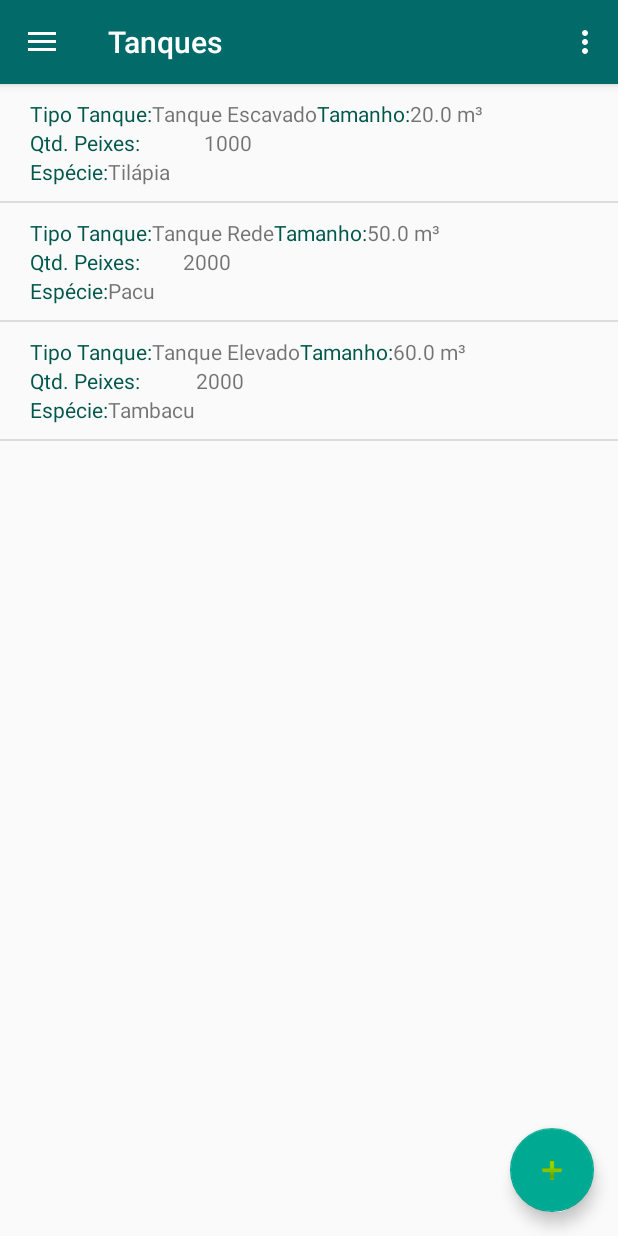
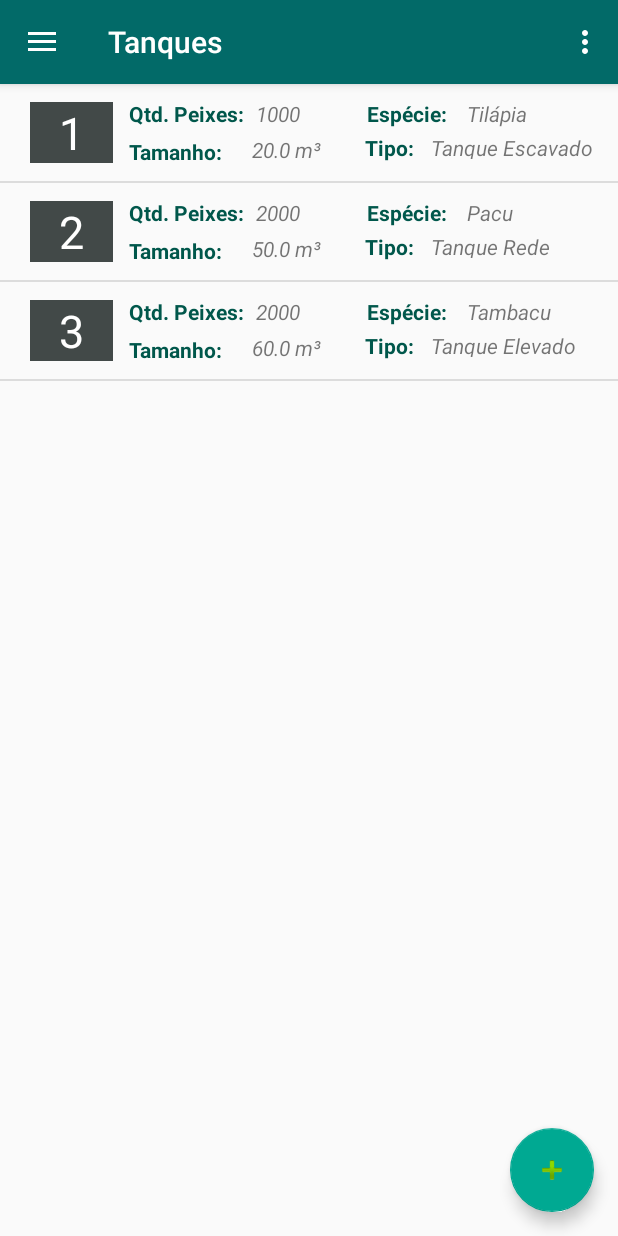
Before and after one commit to Adailsonacj/gestfish_hfc2018, an Android app: the Tanques screen opened directly, with no data from a screen before it, on a phone screen of 412 x 824 dp. Run offline under Robolectric (Android 15) with nearby library versions, the phone set to English and light mode, and no system bars.

```diff
--- a/app/src/main/java/com/sharknado/gestfish_hfc2018/AddTanque.java
+++ b/app/src/main/java/com/sharknado/gestfish_hfc2018/AddTanque.java
@@ -59,10 +59,10 @@ public class AddTanque extends AppCompatActivity implements AdapterView.OnItemSe
 
     public void addTanque(View view) {
         if (!tamanho.getText().toString().equals("")&&!quantidade.getText().toString().equals("")) {
-            TanqueModel tm = new TanqueModel((String) spTipo.getSelectedItem(), (Especie) spEspecie.getSelectedItem(), Float.valueOf(tamanho.getText().toString()).floatValue(), Integer.valueOf(quantidade.getText().toString()));
             td.insertTanque(tm);
             finish();
         }
+        TanqueModel tm = new TanqueModel(td.getBase().size()+1, (String)spTipo.getSelectedItem(), (Especie) spEspecie.getSelectedItem(), Float.valueOf(tamanho.getText().toString()).floatValue(), Integer.valueOf(quantidade.getText().toString()));
     }
 
     @Override
--- a/app/src/main/java/com/sharknado/gestfish_hfc2018/TanquesAdapter.java
+++ b/app/src/main/java/com/sharknado/gestfish_hfc2018/TanquesAdapter.java
@@ -55,6 +55,9 @@ public class TanquesAdapter extends BaseAdapter {
         TextView viewEspecie = layout.findViewById(R.id.viewEspecie);
         viewEspecie.setText(tanque.getEspecie().getNome());
 
+        TextView idView = layout.findViewById(R.id.id);
+        idView.setText(tanque.getId().toString());
+
         TextView viewTamanho = layout.findViewById(R.id.viewTamanho);
         viewTamanho.setText(String.valueOf(tanque.getTamanho())+" m³");
         TextView viewQtdPeixes = layout.findViewById(R.id.viewQtdPeixes);
--- a/app/src/main/java/com/sharknado/gestfish_hfc2018/dao/TanqueDao.java
+++ b/app/src/main/java/com/sharknado/gestfish_hfc2018/dao/TanqueDao.java
@@ -14,9 +14,9 @@ public class TanqueDao extends DaoGenerica<TanqueModel> {
     public TanqueDao() {
         super();
         if (models.isEmpty()){
-        models.add(new TanqueModel("Tanque Escavado", especieDao.findByNome("Tilápia"),  20, 1000));
-        models.add(new TanqueModel("Tanque Rede", especieDao.findByNome("Pacu"),  50, 2000));
-        models.add(new TanqueModel("Tanque Elevado", especieDao.findByNome("Tambacu"), 60, 2000));}
+        models.add(new TanqueModel(models.size()+1,"Tanque Escavado", especieDao.findByNome("Tilápia"),  20, 1000));
+        models.add(new TanqueModel(models.size()+1,"Tanque Rede", especieDao.findByNome("Pacu"),  50, 2000));
+        models.add(new TanqueModel(models.size()+1,"Tanque Elevado", especieDao.findByNome("Tambacu"), 60, 2000));}
     }
 
     public void insertTanque(TanqueModel tanqueModel){
--- a/app/src/main/java/com/sharknado/gestfish_hfc2018/model/TanqueModel.java
+++ b/app/src/main/java/com/sharknado/gestfish_hfc2018/model/TanqueModel.java
@@ -1,13 +1,15 @@
 package com.sharknado.gestfish_hfc2018.model;
 
 public class TanqueModel {
+    private Integer id;
     private String tipo;
     private Especie especie;
     private float tamanho;
     private int qtdPeixes;
 
-    public TanqueModel(String tipo, Especie especie, float tamanho, int qtdPeixes) {
+    public TanqueModel(Integer id, String tipo, Especie especie, float tamanho, int qtdPeixes) {
         this.tipo = tipo;
+        this.id = id;
         this.especie = especie;
         this.tamanho = tamanho;
         this.qtdPeixes = qtdPeixes;
@@ -16,6 +18,14 @@ public class TanqueModel {
     public int getQtdPeixes() {
 
         return qtdPeixes;
+    }
+
+    public Integer getId() {
+        return id;
+    }
+
+    public void setId(Integer id) {
+        this.id = id;
     }
 
     public void setQtdPeixes(int qtdPeixes) {
--- a/app/src/main/res/layout/celula_tanque.xml
+++ b/app/src/main/res/layout/celula_tanque.xml
@@ -1,125 +1,114 @@
 <?xml version="1.0" encoding="utf-8"?>
-<LinearLayout xmlns:android="http://schemas.android.com/apk/res/android"
-    xmlns:app="http://schemas.android.com/apk/res-auto"
+<RelativeLayout xmlns:android="http://schemas.android.com/apk/res/android"
     xmlns:tools="http://schemas.android.com/tools"
     android:layout_width="match_parent"
     android:layout_height="wrap_content"
     android:padding="10dp"
     tools:context=".Tanques">
 
-    <LinearLayout
-        android:id="@+id/coresSit"
-        android:layout_width="10dp"
-        android:layout_height="match_parent"
-        android:orientation="vertical">
+    <TextView
+        android:id="@+id/viewQtdPeixes"
+        android:layout_width="wrap_content"
+        android:layout_height="wrap_content"
+        android:layout_marginStart="8dp"
+        android:layout_toEndOf="@+id/textView9"
+        android:layout_weight="1"
+        android:textStyle="italic" />
 
-    </LinearLayout>
+    <TextView
+        android:id="@+id/textView6"
+        android:layout_width="wrap_content"
+        android:layout_height="wrap_content"
+        android:layout_alignStart="@+id/textView4"
+        android:layout_alignTop="@+id/textView9"
+        android:layout_marginStart="1dp"
+        android:layout_marginTop="0dp"
+        android:text="Espécie:"
+        android:textAlignment="textEnd"
+        android:textColor="@color/colorPrimaryDark"
+        android:textStyle="bold" />
 
-    <TableLayout
-        android:layout_width="355dp"
-        android:layout_height="wrap_content">
+    <TextView
+        android:id="@+id/textView9"
+        android:layout_width="wrap_content"
+        android:layout_height="wrap_content"
+        android:layout_alignParentStart="true"
+        android:layout_marginStart="76dp"
+        android:text="Qtd. Peixes:"
+        android:textColor="@color/colorPrimaryDark"
+        android:textStyle="bold" />
 
-        <TableRow
-            android:layout_width="match_parent"
-            android:layout_height="match_parent"
-            android:orientation="vertical">
+    <TextView
+        android:id="@+id/textView8"
+        android:layout_width="wrap_content"
+        android:layout_height="wrap_content"
+        android:layout_below="@+id/textView9"
+        android:layout_alignStart="@+id/textView9"
+        android:layout_marginTop="6dp"
+        android:text="Tamanho:"
+        android:textColor="@color/colorPrimaryDark"
+        android:textStyle="bold" />
 
-            <LinearLayout
-                android:layout_width="match_parent"
-                android:layout_height="match_parent"
-                android:orientation="horizontal">
+    <TextView
+        android:id="@+id/viewEspecie"
+        android:layout_width="wrap_content"
+        android:layout_height="wrap_content"
+        android:layout_alignBottom="@+id/textView6"
+        android:layout_marginStart="13dp"
+        android:layout_marginBottom="0dp"
+        android:layout_toEndOf="@+id/textView6"
+        android:textStyle="italic" />
+
+    <TextView
+        android:id="@+id/viewTamanho"
+        android:layout_width="wrap_content"
+        android:layout_height="wrap_content"
+        android:layout_alignTop="@+id/textView8"
+        android:layout_alignBottom="@+id/textView8"
+        android:layout_marginStart="19dp"
+        android:layout_marginTop="-1dp"
+        android:layout_marginBottom="3dp"
+        android:layout_toEndOf="@+id/textView8"
+        android:layout_weight="1"
+        android:textStyle="italic" />
 
     <TextView
         android:id="@+id/textView4"
         android:layout_width="wrap_content"
         android:layout_height="wrap_content"
-                    android:text="Tipo Tanque:"
+        android:layout_below="@+id/textView8"
+        android:layout_alignParentStart="true"
+        android:layout_marginStart="233dp"
+        android:layout_marginTop="-22dp"
+        android:text="Tipo:"
         android:textAppearance="@style/TextAppearance.Compat.Notification"
-                    android:textColor="@color/colorPrimaryDark" />
+        android:textColor="@color/colorPrimaryDark"
+        android:textStyle="bold" />
 
     <TextView
         android:id="@+id/viewTipo"
         android:layout_width="wrap_content"
-                    android:layout_height="wrap_content" />
-            </LinearLayout>
-
-            <LinearLayout
-                android:layout_width="match_parent"
-                android:layout_height="match_parent"
-                android:orientation="horizontal">
+        android:layout_height="wrap_content"
+        android:layout_alignTop="@+id/textView4"
+        android:layout_alignBottom="@+id/textView4"
+        android:layout_marginStart="11dp"
+        android:layout_marginTop="0dp"
+        android:layout_marginBottom="2dp"
+        android:layout_toEndOf="@+id/textView4"
+        android:textStyle="italic" />
 
     <TextView
-                    android:id="@+id/textView8"
-                    android:layout_width="wrap_content"
+        android:id="@+id/id"
+        android:layout_width="55dp"
         android:layout_height="wrap_content"
-                    android:layout_weight="1"
-                    android:text="Tamanho:"
-                    android:textColor="@color/colorPrimaryDark" />
+        android:layout_alignParentStart="true"
+        android:layout_centerVertical="true"
+        android:layout_marginStart="10dp"
+        android:background="@color/colorBotaoSecudario"
+        android:gravity="center"
+        android:text="#"
+        android:textAlignment="center"
+        android:textColor="@color/colorWhite"
+        android:textSize="30sp" />
 
-                <TextView
-                    android:id="@+id/viewTamanho"
-                    android:layout_width="wrap_content"
-                    android:layout_height="wrap_content"
-                    android:layout_weight="1" />
-            </LinearLayout>
-
-        </TableRow>
-
-        <TableRow
-            android:layout_width="match_parent"
-            android:layout_height="match_parent"
-            android:gravity="center_vertical"
-            android:orientation="vertical">
-
-            <LinearLayout
-                android:layout_width="match_parent"
-                android:layout_height="match_parent"
-                android:orientation="horizontal">
-
-                <TextView
-                    android:id="@+id/textView9"
-                    android:layout_width="wrap_content"
-                    android:layout_height="wrap_content"
-                    android:layout_weight="1"
-                    android:text="Qtd. Peixes:"
-                    android:textColor="@color/colorPrimaryDark" />
-
-                <TextView
-                    android:id="@+id/viewQtdPeixes"
-                    android:layout_width="wrap_content"
-                    android:layout_height="wrap_content"
-                    android:layout_weight="1" />
-            </LinearLayout>
-
-        </TableRow>
-
-        <TableRow
-            android:layout_width="match_parent"
-            android:layout_height="match_parent">
-
-            <LinearLayout
-                android:layout_width="match_parent"
-                android:layout_height="match_parent"
-                android:orientation="horizontal">
-
-                <TextView
-                    android:id="@+id/textView6"
-                    android:layout_width="wrap_content"
-                    android:layout_height="wrap_content"
-                    android:text="Espécie:"
-                    android:textColor="@color/colorPrimaryDark" />
-
-                <TextView
-                    android:id="@+id/viewEspecie"
-                    android:layout_width="wrap_content"
-                    android:layout_height="wrap_content" />
-            </LinearLayout>
-
-        </TableRow>
-
-        <TableRow
-            android:layout_width="match_parent"
-            android:layout_height="match_parent" />
-    </TableLayout>
-
-</LinearLayout>
+</RelativeLayout>
```
Lines whose indentation alone changed are shown as unchanged.
